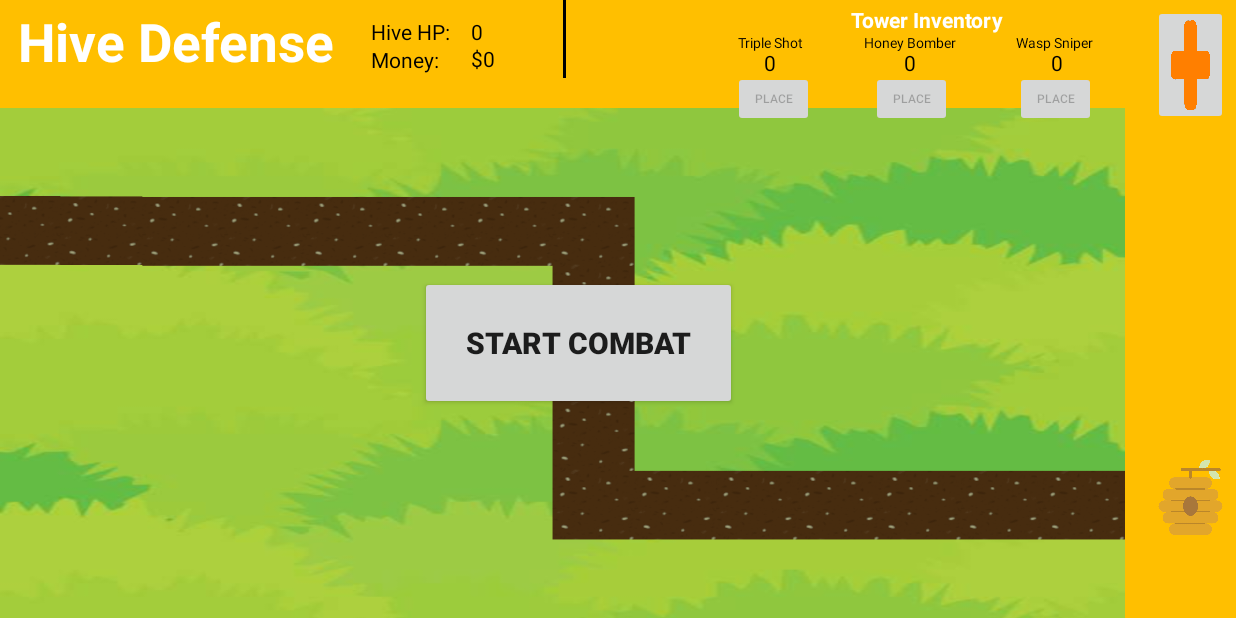
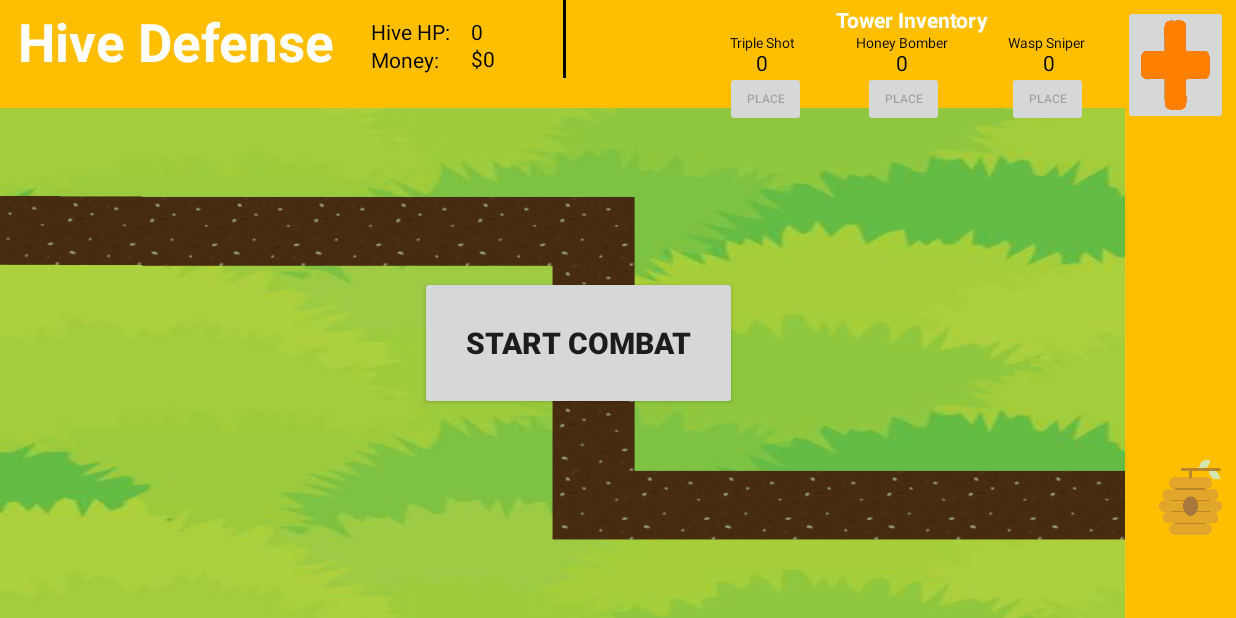
Before and after one commit to ShmulTomer/TowerDefense, an Android app: the GameActivity screen opened directly, with no data from a screen before it, on a phone screen of 824 x 412 dp (held sideways). Run offline under Robolectric (Android 15) with nearby library versions, the phone set to English and light mode, and no system bars; 8 statements that could not run were skipped.

Commit message:
Make quit game button go to main activity and small layout changes

```diff
--- a/app/src/main/java/com/cs2340/towerjackets/views/GameOverActivity.java
+++ b/app/src/main/java/com/cs2340/towerjackets/views/GameOverActivity.java
@@ -34,8 +34,8 @@ public class GameOverActivity extends AppCompatActivity {
         quitButton.setOnClickListener(new View.OnClickListener() {
             @Override
             public void onClick(View view) {
-                finish();
-                System.exit(0);
+                Intent intention = new Intent(GameOverActivity.this, MainActivity.class);
+                startActivity(intention);
             }
         });
     }
--- a/app/src/main/res/layout/game_over.xml
+++ b/app/src/main/res/layout/game_over.xml
@@ -38,7 +38,7 @@
         android:layout_alignParentStart="true"
         android:layout_alignParentBottom="true"
         android:layout_centerHorizontal="true"
-        android:layout_marginStart="303dp"
+        android:layout_marginStart="308dp"
         android:layout_marginTop="290dp"
         android:layout_marginBottom="73dp"
         android:text="Quit game!" />
--- a/app/src/main/res/layout/game_screen.xml
+++ b/app/src/main/res/layout/game_screen.xml
@@ -93,7 +93,7 @@
         android:layout_width="wrap_content"
         android:layout_height="wrap_content"
         android:layout_marginTop="3dp"
-        android:layout_marginEnd="100dp"
+        android:layout_marginEnd="90dp"
         android:layout_toStartOf="@+id/towerMenuB"
         android:text="Tower Inventory"
         android:textColor="@color/white"
@@ -113,7 +113,7 @@
 
     <ImageButton
         android:id="@+id/towerMenuB"
-        android:layout_width="50dp"
+        android:layout_width="70dp"
         android:layout_height="80dp"
         android:layout_above="@+id/imageView"
         android:layout_alignParentEnd="true"
@@ -205,7 +205,7 @@
         android:layout_width="wrap_content"
         android:layout_height="wrap_content"
         android:layout_marginTop="22dp"
-        android:layout_marginEnd="40dp"
+        android:layout_marginEnd="25dp"
         android:layout_toStartOf="@+id/towerMenuB"
         android:text="Wasp Sniper"
         android:textColor="@color/black"
@@ -218,7 +218,7 @@
         android:layout_width="wrap_content"
         android:layout_height="wrap_content"
         android:layout_marginTop="32dp"
-        android:layout_marginEnd="60dp"
+        android:layout_marginEnd="45dp"
         android:layout_toStartOf="@+id/towerMenuB"
         android:text="0"
         android:textColor="@color/black"
@@ -230,7 +230,7 @@
         android:layout_width="54dp"
         android:layout_height="37dp"
         android:layout_marginTop="47dp"
-        android:layout_marginEnd="38dp"
+        android:layout_marginEnd="23dp"
         android:layout_toStartOf="@+id/towerMenuB"
         android:text="Place"
         android:textSize="8sp"
```
